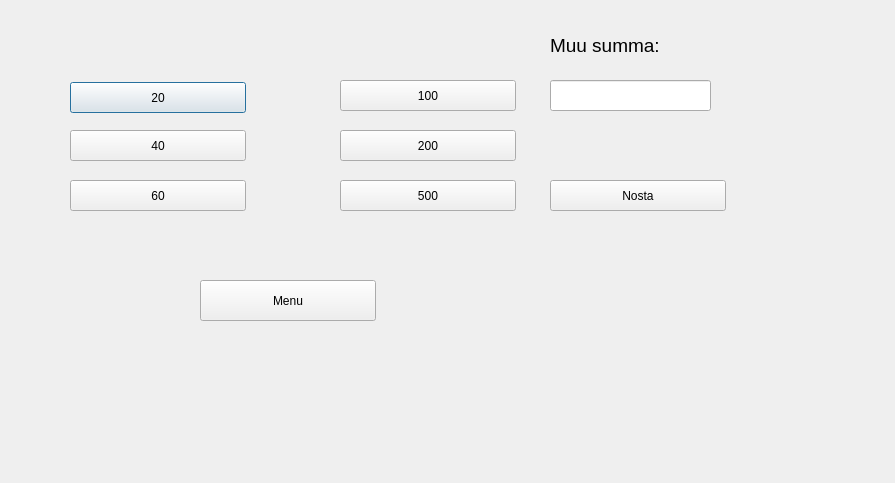
Qt form bankautomat/nosto.ui (tvt21kmo-bank-project/group_3) before a commit.
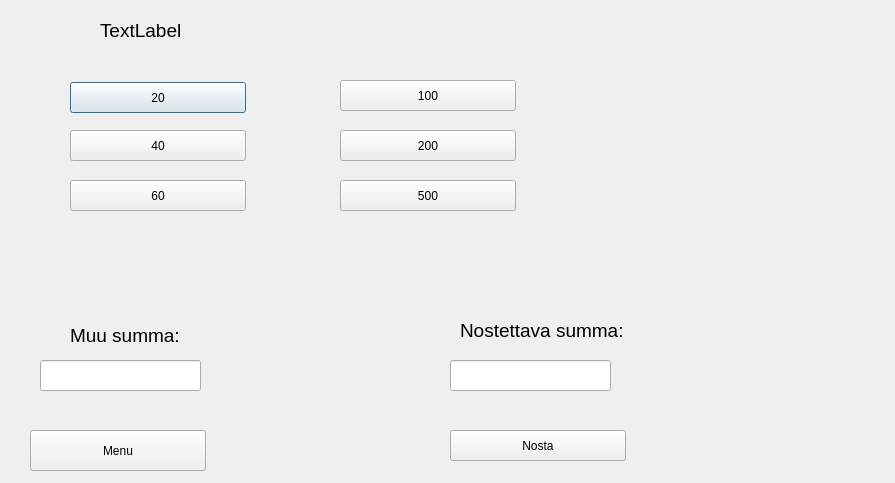
The same form after that commit.

```diff
--- a/bankautomat/nosto.ui
+++ b/bankautomat/nosto.ui
@@ -376,8 +376,8 @@
   <widget class="QLineEdit" name="lineEdit">
    <property name="geometry">
     <rect>
-     <x>550</x>
-     <y>80</y>
+     <x>40</x>
+     <y>360</y>
      <width>161</width>
      <height>31</height>
     </rect>
@@ -386,8 +386,8 @@
   <widget class="QPushButton" name="btnNosta">
    <property name="geometry">
     <rect>
-     <x>550</x>
-     <y>180</y>
+     <x>450</x>
+     <y>430</y>
      <width>176</width>
      <height>31</height>
     </rect>
@@ -446,8 +446,8 @@
   <widget class="QLabel" name="label">
    <property name="geometry">
     <rect>
-     <x>550</x>
-     <y>30</y>
+     <x>70</x>
+     <y>320</y>
      <width>151</width>
      <height>31</height>
     </rect>
@@ -464,8 +464,8 @@
   <widget class="QPushButton" name="btnMenu">
    <property name="geometry">
     <rect>
-     <x>200</x>
-     <y>280</y>
+     <x>30</x>
+     <y>430</y>
      <width>176</width>
      <height>41</height>
     </rect>
@@ -521,6 +521,60 @@
     <string>Menu</string>
    </property>
   </widget>
+  <widget class="QLineEdit" name="Debitdisplay">
+   <property name="geometry">
+    <rect>
+     <x>450</x>
+     <y>360</y>
+     <width>161</width>
+     <height>31</height>
+    </rect>
+   </property>
+   <property name="font">
+    <font>
+     <pointsize>14</pointsize>
+    </font>
+   </property>
+   <property name="maxLength">
+    <number>3</number>
+   </property>
+  </widget>
+  <widget class="QLabel" name="lblDebit_nostosumma">
+   <property name="geometry">
+    <rect>
+     <x>460</x>
+     <y>320</y>
+     <width>171</width>
+     <height>21</height>
+    </rect>
+   </property>
+   <property name="font">
+    <font>
+     <pointsize>14</pointsize>
+    </font>
+   </property>
+   <property name="text">
+    <string>Nostettava summa:</string>
+   </property>
+  </widget>
+  <widget class="QLabel" name="lblkayttaja">
+   <property name="geometry">
+    <rect>
+     <x>100</x>
+     <y>20</y>
+     <width>331</width>
+     <height>21</height>
+    </rect>
+   </property>
+   <property name="font">
+    <font>
+     <pointsize>14</pointsize>
+    </font>
+   </property>
+   <property name="text">
+    <string>TextLabel</string>
+   </property>
+  </widget>
  </widget>
  <resources/>
  <connections/>
```
